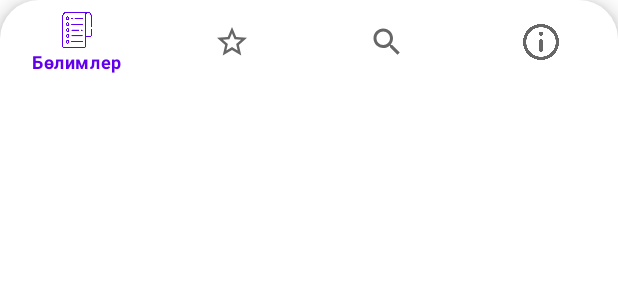
After one commit to Diyarbek02/Qaraqalpaqshanaqillar, an Android app: the layout bottom_nav.xml on its own in the app's theme, with its tools: preview values and no code run, on a phone screen of 412 x 824 dp. The commit adds this screen. Shown: the top 300 px of the screen. Run offline under Robolectric (Android 15) with nearby library versions, the phone set to English and light mode, and no system bars.

Commit message:
16.09.2022

```diff
--- a/app/src/main/java/com/example/qaraqalpaqshanaqillar/ui/Categories/CategoriesFragment.kt
+++ b/app/src/main/java/com/example/qaraqalpaqshanaqillar/ui/Categories/CategoriesFragment.kt
@@ -73,7 +73,7 @@ class CategoriesFragment : Fragment(R.layout.fragment_categories) {
             val naqillarFragment = NaqillarFragment()
             naqillarFragment.arguments = bundle
             requireActivity().supportFragmentManager.beginTransaction()
-                .replace(R.id.fragment_container, naqillarFragment)
+                .replace(R.id.full_container, naqillarFragment)
                 .addToBackStack(naqillarFragment::class.java.simpleName)
                 .commit()
         }
--- /dev/null
+++ b/app/src/main/res/layout/bottom_nav.xml
@@ -0,0 +1,16 @@
+<?xml version="1.0" encoding="utf-8"?>
+<androidx.constraintlayout.widget.ConstraintLayout xmlns:android="http://schemas.android.com/apk/res/android"
+    xmlns:app="http://schemas.android.com/apk/res-auto"
+    android:layout_width="wrap_content"
+    android:layout_height="wrap_content">
+
+    <com.google.android.material.bottomnavigation.BottomNavigationView
+        android:id="@+id/bottom_nav"
+        android:layout_width="match_parent"
+        android:layout_height="wrap_content"
+        android:background="@drawable/shape_bottom"
+        app:labelVisibilityMode="selected"
+        app:layout_constraintBottom_toBottomOf="parent"
+        app:menu="@menu/navigation" />
+
+</androidx.constraintlayout.widget.ConstraintLayout>
--- a/app/src/main/res/layout/fragment_categories.xml
+++ b/app/src/main/res/layout/fragment_categories.xml
@@ -3,7 +3,8 @@
     xmlns:app="http://schemas.android.com/apk/res-auto"
     xmlns:tools="http://schemas.android.com/tools"
     android:layout_width="match_parent"
-    android:layout_height="wrap_content">
+    android:layout_height="wrap_content"
+    >
 
     <EditText
         android:id="@+id/searchView"
--- a/app/src/main/res/layout/fragment_naqillar.xml
+++ b/app/src/main/res/layout/fragment_naqillar.xml
@@ -3,7 +3,8 @@
     xmlns:app="http://schemas.android.com/apk/res-auto"
     xmlns:tools="http://schemas.android.com/tools"
     android:layout_width="match_parent"
-    android:layout_height="match_parent">
+    android:layout_height="match_parent"
+    android:background="#F7F8FA">
 
     <androidx.recyclerview.widget.RecyclerView
         android:id="@+id/recyclerView_naqillar"
```
Also changed, not shown: app/src/main/java/com/example/qaraqalpaqshanaqillar/BottomNavFragment.kt (added, +23 -0 lines), app/src/main/java/com/example/qaraqalpaqshanaqillar/ui/MainActivity.kt (+3 -9 lines), app/src/main/res/layout/activity_main.xml (+15 -6 lines), app/src/main/res/drawable/flag_kr.png (added).
